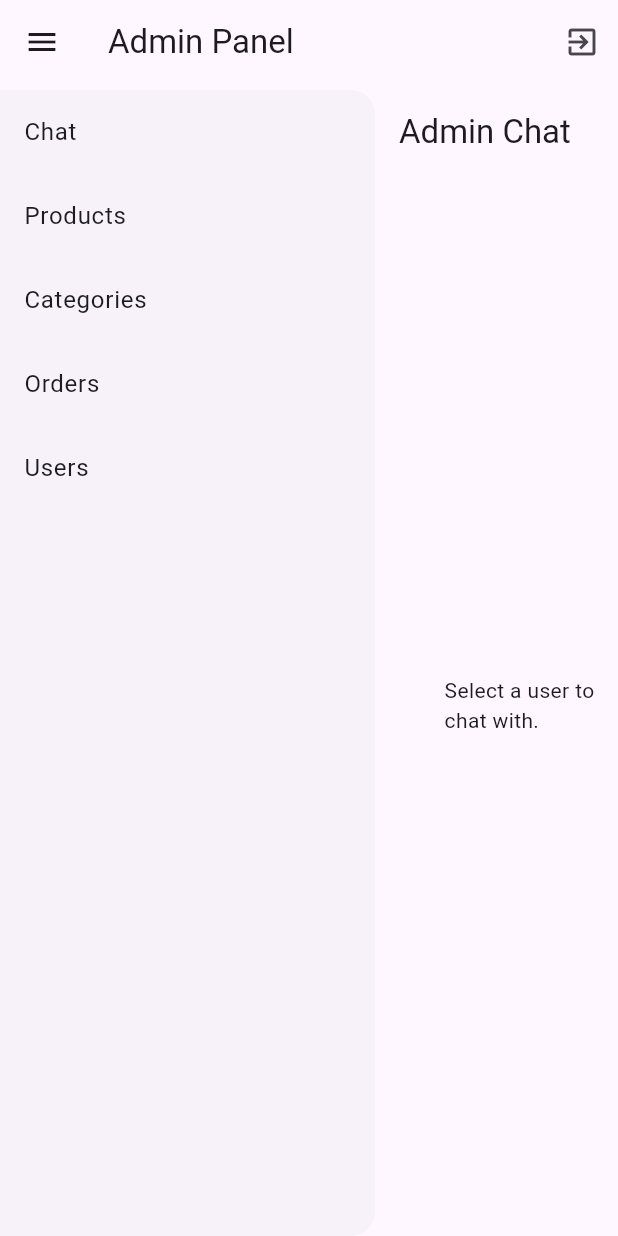
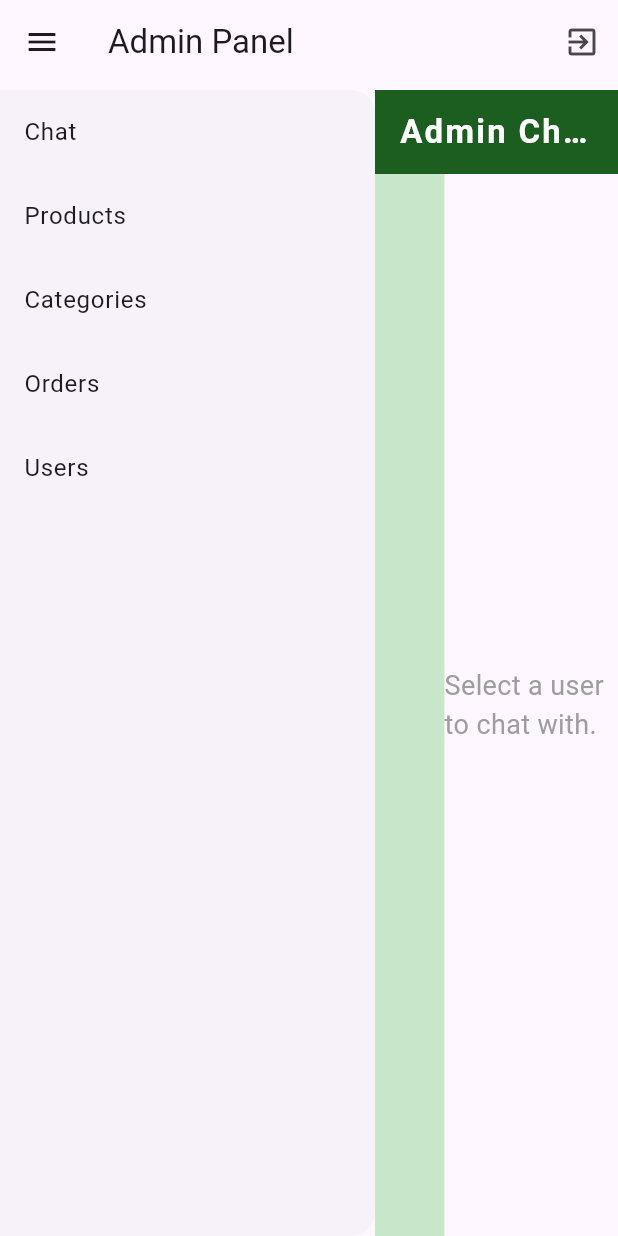
Before and after one commit to SadnurIslam/admin_panel-flutter-web_app, a Flutter app: the screen it shows after launch, after a tap on "Chat", on a phone screen of 412 x 824 dp. Run offline on Flutter 3.47's test engine with Material 3 defaults, Android fonts, the light colour scheme and no system bars; our stand-ins replace cloud_firestore, firebase_core; accounts and stored records are empty.

Commit message:
improve chat ui

```diff
--- a/lib/screens/chat_screen.dart
+++ b/lib/screens/chat_screen.dart
@@ -10,7 +10,6 @@ class _AdminChatScreenState extends State<AdminChatScreen> {
   String? selectedUserId;
   final TextEditingController _messageController = TextEditingController();
 
-  // Fetch the user name based on UID
   Future<String> fetchUserName(String userId) async {
     final userDoc = await FirebaseFirestore.instance
         .collection('users')
@@ -21,7 +20,6 @@ class _AdminChatScreenState extends State<AdminChatScreen> {
     return userDoc.data()?['name'] ?? 'Unknown User';
   }
 
-  // Stream to fetch all chats
   Stream<QuerySnapshot> getUserChats() {
     return FirebaseFirestore.instance
         .collection('chats')
@@ -29,7 +27,6 @@ class _AdminChatScreenState extends State<AdminChatScreen> {
         .snapshots();
   }
 
-  // Stream to fetch messages of the selected user
   Stream<QuerySnapshot> getMessagesStream(String userId) {
     return FirebaseFirestore.instance
         .collection('chats')
@@ -39,7 +36,6 @@ class _AdminChatScreenState extends State<AdminChatScreen> {
         .snapshots();
   }
 
-  // Send a message from the admin
   Future<void> sendMessage(String userId, String message) async {
     if (message.trim().isEmpty) return;
 
@@ -62,7 +58,6 @@ class _AdminChatScreenState extends State<AdminChatScreen> {
     _messageController.clear();
   }
 
-  // Mark all messages as seen by the admin
   Future<void> markMessagesAsSeen(String userId) async {
     final chatDoc = FirebaseFirestore.instance.collection('chats').doc(userId);
     await chatDoc.update({'unseenByAdmin': 0});
@@ -81,12 +76,26 @@ class _AdminChatScreenState extends State<AdminChatScreen> {
   @override
   Widget build(BuildContext context) {
     return Scaffold(
-      appBar: AppBar(title: Text('Admin Chat')),
+      appBar: AppBar(
+        backgroundColor: Colors.green.shade900,
+        title: Text(
+          'Admin Chat',
+          style: TextStyle(
+            fontSize: 22,
+            fontWeight: FontWeight.bold,
+            letterSpacing: 1.5,
+            color: Colors.white,
+          ),
+        ),
+        centerTitle: true,
+      ),
       body: Row(
         children: [
           // User List
           Expanded(
             flex: 2,
+            child: Container(
+              color: Colors.green.shade100,
               child: StreamBuilder<QuerySnapshot>(
                 stream: getUserChats(),
                 builder: (context, snapshot) {
@@ -108,9 +117,19 @@ class _AdminChatScreenState extends State<AdminChatScreen> {
                         builder: (context, nameSnapshot) {
                           final userName = nameSnapshot.data ?? 'Loading...';
 
-                        return ListTile(
-                          title: Text(userName),
-                          subtitle: Text(user['lastMessage'] ?? ''),
+                          return Card(
+                            color: userId == selectedUserId
+                                ? Colors.green.shade300
+                                : Colors.white,
+                            child: ListTile(
+                              title: Text(
+                                userName,
+                                style: TextStyle(
+                                  fontWeight: FontWeight.bold,
+                                ),
+                              ),
+                              subtitle: Text(user['lastMessage'] ?? '',
+                                  maxLines: 1, overflow: TextOverflow.ellipsis),
                               trailing: unseenCount > 0
                                   ? CircleAvatar(
                                       backgroundColor: Colors.red,
@@ -125,8 +144,10 @@ class _AdminChatScreenState extends State<AdminChatScreen> {
                                 setState(() {
                                   selectedUserId = userId;
                                 });
-                            markMessagesAsSeen(userId); // Reset unseen count
+                                markMessagesAsSeen(
+                                    userId); // Reset unseen count
                               },
+                            ),
                           );
                         },
                       );
@@ -135,19 +156,28 @@ class _AdminChatScreenState extends State<AdminChatScreen> {
                 },
               ),
             ),
+          ),
           // Chat Screen
           Expanded(
             flex: 5,
             child: selectedUserId == null
-                ? Center(child: Text('Select a user to chat with.'))
+                ? Center(
+                    child: Text(
+                      'Select a user to chat with.',
+                      style: TextStyle(fontSize: 18, color: Colors.grey),
+                    ),
+                  )
                 : Column(
                     children: [
                       Expanded(
+                        child: Container(
+                          color: Colors.grey.shade200,
                           child: StreamBuilder<QuerySnapshot>(
                             stream: getMessagesStream(selectedUserId!),
                             builder: (context, snapshot) {
                               if (!snapshot.hasData) {
-                              return Center(child: CircularProgressIndicator());
+                                return Center(
+                                    child: CircularProgressIndicator());
                               }
 
                               final messages = snapshot.data!.docs;
@@ -168,19 +198,31 @@ class _AdminChatScreenState extends State<AdminChatScreen> {
                                       padding: EdgeInsets.all(12),
                                       decoration: BoxDecoration(
                                         color: isAdmin
-                                          ? Colors.green[100]
-                                          : Colors.grey[200],
+                                            ? Colors.green.shade100
+                                            : Colors.white,
                                         borderRadius: BorderRadius.circular(12),
+                                        border: Border.all(
+                                          color: isAdmin
+                                              ? Colors.green.shade600
+                                              : Colors.grey.shade400,
+                                          width: 1,
+                                        ),
                                       ),
                                       child: Text(
                                         message['message'],
-                                      style: TextStyle(fontSize: 16),
+                                        style: TextStyle(
+                                          fontSize: 16,
+                                          color: isAdmin
+                                              ? Colors.green.shade800
+                                              : Colors.black,
+                                        ),
                                       ),
                                     ),
                                   );
                                 },
                               );
                             },
+                          ),
                         ),
                       ),
                       Padding(
@@ -201,10 +243,14 @@ class _AdminChatScreenState extends State<AdminChatScreen> {
                                 ),
                               ),
                             ),
-                            IconButton(
-                              icon: Icon(Icons.send, color: Colors.green),
+                            SizedBox(width: 8),
+                            CircleAvatar(
+                              backgroundColor: Colors.green.shade900,
+                              child: IconButton(
+                                icon: Icon(Icons.send, color: Colors.white),
                                 onPressed: () => sendMessage(
                                     selectedUserId!, _messageController.text),
+                              ),
                             ),
                           ],
                         ),
```
Lines whose indentation alone changed are shown as unchanged.
